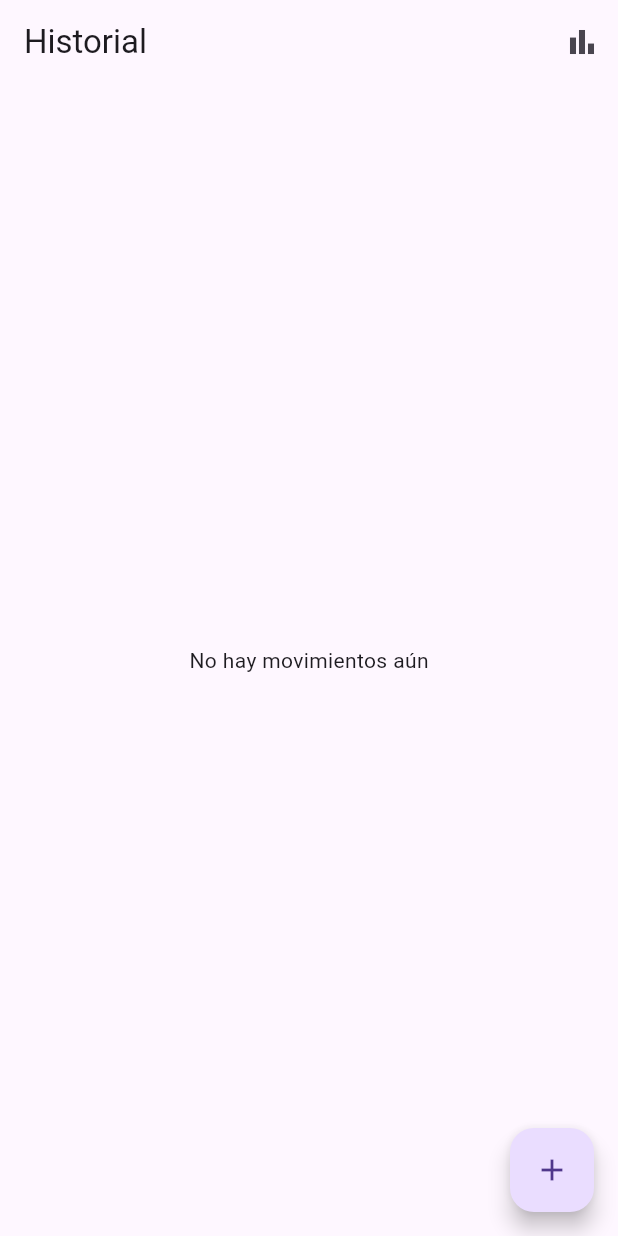
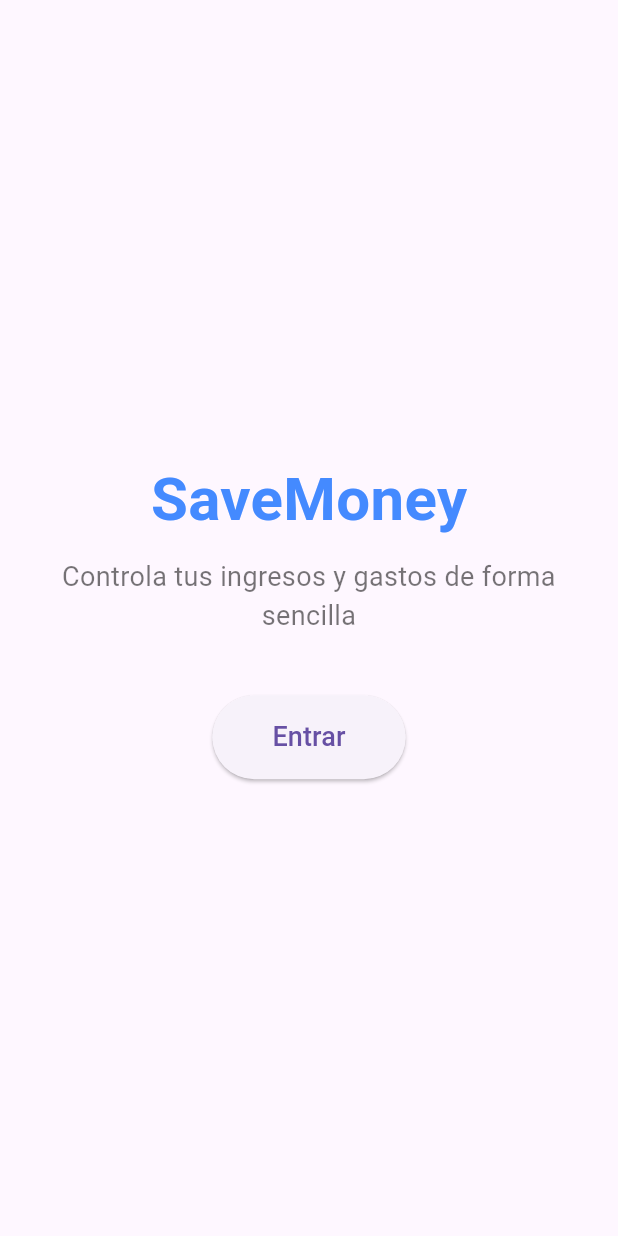
Before and after one commit to abuenoh-tecsup/AppMultiplataforma_Lab14, a Flutter app: the screen it shows after launch, on a phone screen of 412 x 824 dp. Run offline on Flutter 3.47's test engine with Material 3 defaults, Android fonts, the phone set to English and light mode, and no system bars; our stand-ins replace sqflite; accounts and stored records are empty.

Commit message:
Pantalla de inicio y actualizacion en nombre

```diff
--- a/lib/main.dart
+++ b/lib/main.dart
@@ -2,6 +2,7 @@ import 'package:flutter/material.dart';
 import 'package:provider/provider.dart';
 import 'package:savemoney/providers/transaction_provider.dart';
 import 'package:savemoney/screens/historial_view.dart';
+import 'package:savemoney/screens/inicio_view.dart';
 
 void main() {
   runApp(const SaveMoneyApp());
@@ -22,7 +23,11 @@ class SaveMoneyApp extends StatelessWidget {
         theme: ThemeData(
           primarySwatch: Colors.green,
         ),
-        home: const HistorialView(),
+        initialRoute: '/',
+        routes: {
+          '/': (context) => const InicioView(),
+          '/historial': (context) => const HistorialView(),
+        },
       ),
     );
   }
--- /dev/null
+++ b/lib/screens/inicio_view.dart
@@ -0,0 +1,48 @@
+import 'package:flutter/material.dart';
+
+class InicioView extends StatelessWidget {
+  const InicioView({super.key});
+
+  @override
+  Widget build(BuildContext context) {
+    return Scaffold(
+      body: Container(
+        width: double.infinity,
+        padding: const EdgeInsets.symmetric(horizontal: 24),
+        child: Column(
+          mainAxisAlignment: MainAxisAlignment.center,
+          crossAxisAlignment: CrossAxisAlignment.center,
+          children: [
+            const Text(
+              "SaveMoney",
+              style: TextStyle(
+                fontSize: 40,
+                fontWeight: FontWeight.bold,
+                color: Colors.blueAccent,
+              ),
+            ),
+            const SizedBox(height: 10),
+            const Text(
+              "Controla tus ingresos y gastos de forma sencilla",
+              textAlign: TextAlign.center,
+              style: TextStyle(fontSize: 18, color: Colors.black54),
+            ),
+            const SizedBox(height: 40),
+            ElevatedButton(
+              onPressed: () {
+                Navigator.pushReplacementNamed(context, '/historial');
+              },
+              style: ElevatedButton.styleFrom(
+                padding: const EdgeInsets.symmetric(
+                  horizontal: 40,
+                  vertical: 15,
+                ),
+              ),
+              child: const Text("Entrar", style: TextStyle(fontSize: 18)),
+            ),
+          ],
+        ),
+      ),
+    );
+  }
+}
```
Also changed, not shown: 1 other file.
